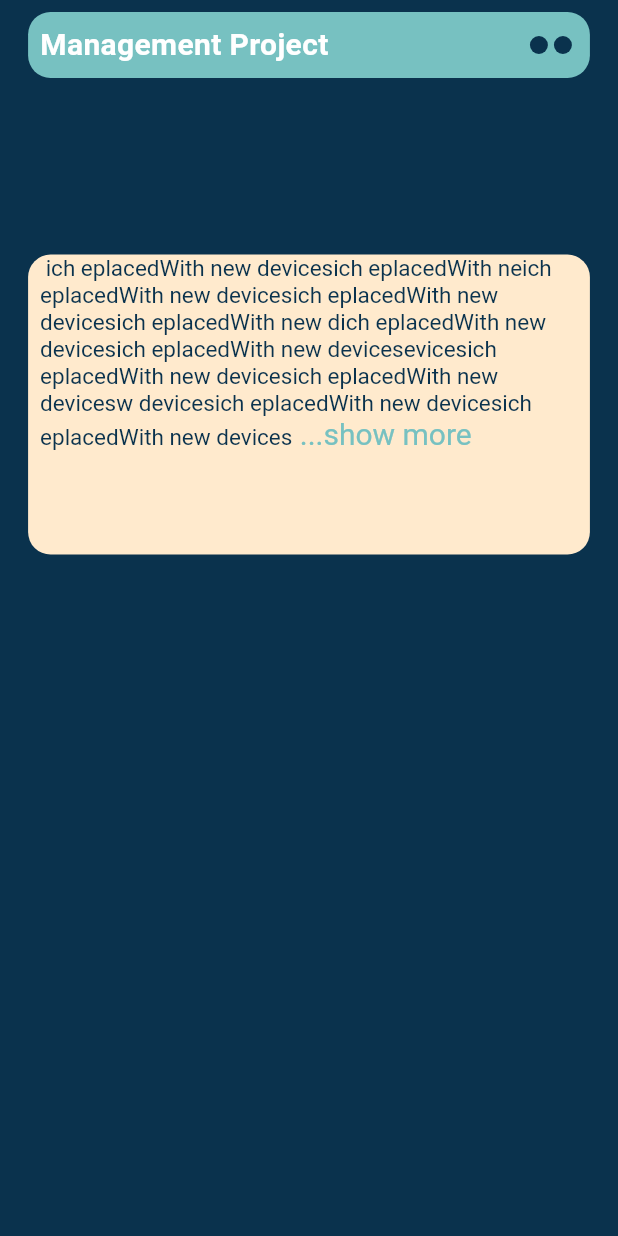
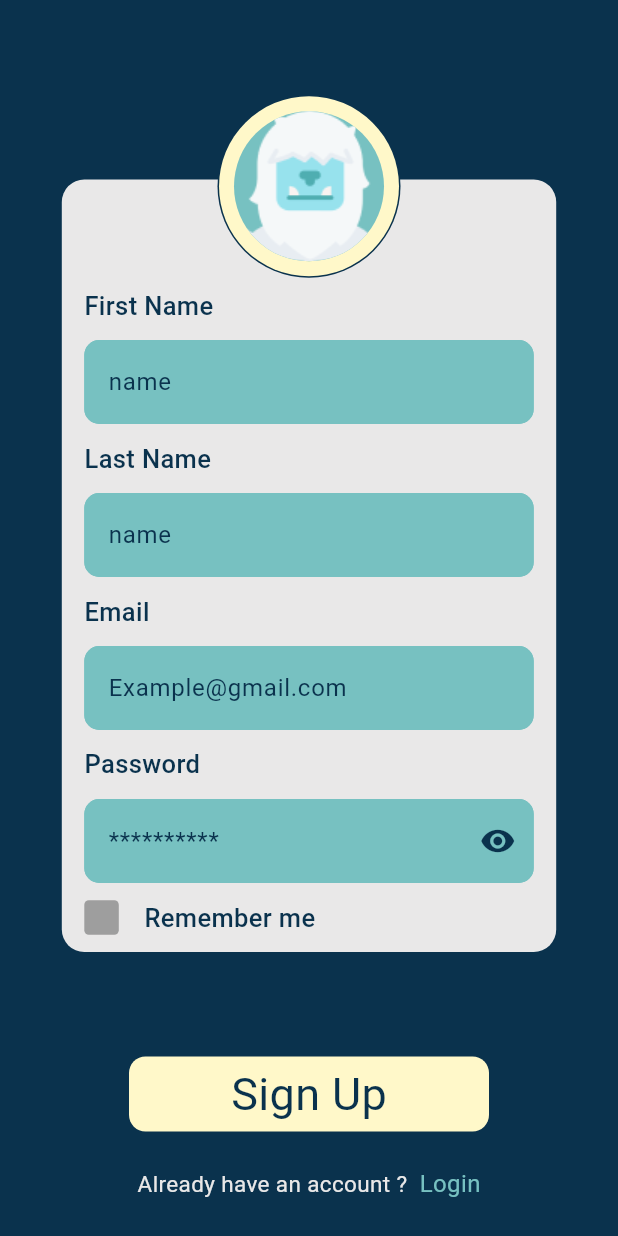
Before and after one commit to daniabak/Management_Project_with_getx, a Flutter app: the screen it shows after launch, on a phone screen of 412 x 824 dp. Run offline on Flutter 3.47's test engine with Material 3 defaults, Android fonts, the phone set to English and light mode, and no system bars.

Commit message:
register and login UI

```diff
--- /dev/null
+++ b/lib/core/config/check_validate.dart
@@ -0,0 +1,6 @@
+String? checkValidate(data) {
+  if (data!.isEmpty) {
+    return 'لا يمكن ترك هذا الحقل فارغ';
+  }
+  return null;
+}
--- a/lib/core/resources/corlors.dart
+++ b/lib/core/resources/corlors.dart
@@ -1,9 +1,10 @@
 import 'package:flutter/material.dart';
 
-class ColorManager {
-  Color navy = Color.fromRGBO(10, 50, 77, 1);
-  Color second = Color.fromRGBO(119, 193, 193, 1);
-  Color yellow = Color.fromRGBO(255, 248, 201, 1);
-  Color breast = Color.fromRGBO(89, 111, 183, 1);
-  Color white = Colors.white;
+ abstract class ColorManager {
+ static const Color navy = Color.fromRGBO(10, 50, 77, 1);
+  static const Color second = Color.fromRGBO(119, 193, 193, 1);
+  static const Color yellow = Color.fromRGBO(255, 248, 201, 1);
+  static const Color breast = Color.fromRGBO(89, 111, 183, 1);
+  static const Color white = Colors.white;
+  static const Color offWhite=Color.fromARGB(255, 233, 232, 232);
 }
--- a/lib/core/resources/string.dart
+++ b/lib/core/resources/string.dart
@@ -3,4 +3,13 @@ class StringManager {
   String management = "Management Project ";
   String entrprise =
       " ich eplacedWith new devicesich eplacedWith neich eplacedWith new devicesich eplacedWith new devicesich eplacedWith new dich eplacedWith new devicesich eplacedWith new devicesevicesich eplacedWith new devicesich eplacedWith new devicesw devicesich eplacedWith new devicesich eplacedWith new devices";
+  static String LOGIN='Login';
+  static String EMAIL='Email';
+  static String PASSWORD='Password';
+  static String REMEMBERME='Remember me';
+  static String DontHaveanAccount='Don’t have an account ?';
+  static String SignUp='Sign Up';
+  static String firstName='First Name';
+  static String lastName='Last Name';
+  static String AlreadyHaveAnAccount='Already have an account ? ';
 }
--- /dev/null
+++ b/lib/core/resources/styles_app.dart
@@ -0,0 +1,28 @@
+
+
+import 'package:flutter/material.dart';
+import 'package:management_project/core/resources/corlors.dart';
+
+
+abstract class StylesApp{
+  static const textStyle30400 = TextStyle(
+    fontSize: 30,
+    fontWeight: FontWeight.w400,
+    color: Color.fromARGB(255, 10, 50, 77),
+  );
+  static const textStyle15400 = TextStyle(
+    fontSize: 15,
+    fontWeight: FontWeight.w400,
+    color: ColorManager.offWhite,
+  );
+   static const textStyle16400 = TextStyle(
+    fontSize: 16,
+    fontWeight: FontWeight.w400,
+    color:ColorManager.second ,
+  );
+  static const textStyle17400= TextStyle(
+    fontSize: 17,
+    fontWeight: FontWeight.w500,
+    color: ColorManager.navy,
+  );
+}
--- /dev/null
+++ b/lib/feature/auth/login/view/login_view.dart
@@ -0,0 +1,133 @@
+import 'package:flutter/material.dart';
+import 'package:management_project/core/config/check_validate.dart';
+import 'package:management_project/core/resources/corlors.dart';
+import 'package:management_project/core/resources/string.dart';
+
+import 'package:management_project/core/resources/styles_app.dart';
+import 'package:management_project/feature/shared/custom_botton.dart';
+import 'package:management_project/feature/shared/custom_check_box.dart';
+import 'package:management_project/feature/shared/custom_text_field.dart';
+
+class LoginView extends StatelessWidget {
+  const LoginView({super.key});
+
+  @override
+  Widget build(BuildContext context) {
+    return Scaffold(
+      backgroundColor:ColorManager.navy,
+      body: Stack(
+        children: [
+          Column(
+            mainAxisAlignment: MainAxisAlignment.spaceEvenly,
+            crossAxisAlignment: CrossAxisAlignment.center,
+            children: [
+              SizedBox(
+                height: 100,
+              ),
+              //  Center(child: Icon(Icons.abc))
+              Center(
+                child: Container(
+                  decoration: BoxDecoration(
+                    borderRadius: BorderRadius.circular(15),
+                    color: ColorManager.offWhite,
+                  ),
+                  width: MediaQuery.of(context).size.width / 1.25,
+                  height: MediaQuery.of(context).size.height / 1.9,
+                  child: Padding(
+                    padding: const EdgeInsets.only(right: 15, left: 15),
+                    child: Column(
+                      mainAxisAlignment: MainAxisAlignment.spaceEvenly,
+                      crossAxisAlignment: CrossAxisAlignment.start,
+                      children: [
+                        Text(
+                          StringManager.EMAIL,
+                          style: StylesApp.textStyle17400,
+                        ),
+                        CustomTextfield(
+                          validator: checkValidate,
+                          hintText: 'Example@gmail.com',
+                          hintStyle: TextStyle(color: ColorManager.navy),
+                        ),
+                        Text(
+                          StringManager.PASSWORD,
+                          style: StylesApp.textStyle17400,
+                        ),
+                        CustomTextfield(
+                          suffixIcon: Icon(
+                            Icons.visibility,
+                            color: ColorManager.navy,
+                          ),
+                          validator: checkValidate,
+                          hintText: '**********',
+                          hintStyle: TextStyle(color: ColorManager.navy),
+                        ),
+                        Row(
+                          mainAxisAlignment: MainAxisAlignment.start,
+                          children: [
+                           CustomCheckBox(),
+                        Padding(
+                          padding: const EdgeInsets.only(left: 17),
+                          child: Text(
+                            StringManager.REMEMBERME,
+                            style: StylesApp.textStyle17400,
+                          ),
+                        )
+                          ],
+                        ),
+                      ],
+                    ),
+                  ),
+                ),
+              ),
+              SizedBox(
+                height: 50,
+              ),
+              CustomBotton(text: StringManager.LOGIN),
+              Padding(
+                padding: const EdgeInsets.only(right: 10, left: 10),
+                child: Container(
+                  width: 300,
+                  //  MediaQuery.of(context).size.width / 1.44 ,
+                  height: 50,
+                  child: Row(
+                    mainAxisAlignment: MainAxisAlignment.center,
+                    children: [
+                      Center(
+                          child: Text(
+                        StringManager.DontHaveanAccount,
+                        style: StylesApp.textStyle15400,
+                        maxLines: 2,
+                      )),
+                      Center(
+                          child: Text(
+                        ' ${StringManager.SignUp}',
+                        style: StylesApp.textStyle16400,
+                        maxLines: 2,
+                      ))
+                    ],
+                  ),
+                ),
+              )
+            ],
+          ),
+       Align(
+        alignment: Alignment(0,-0.82),
+         child: CircleAvatar(
+          radius: 61,
+          backgroundColor: ColorManager.navy,
+           child: CircleAvatar(
+            radius: 60,
+            backgroundColor: ColorManager.yellow,
+             child: CircleAvatar(
+              radius: 50,
+              backgroundColor: ColorManager.second,
+              backgroundImage:AssetImage('assets/images/Intersect.png'),
+             ),
+           ),
+         ),
+       )
+        ],
+      ),
+    );
+  }
+}
--- /dev/null
+++ b/lib/feature/auth/register/view/register_view.dart
@@ -0,0 +1,172 @@
+import 'package:flutter/material.dart';
+import 'package:management_project/core/config/check_validate.dart';
+import 'package:management_project/core/resources/corlors.dart';
+import 'package:management_project/core/resources/string.dart';
+import 'package:management_project/core/resources/styles_app.dart';
+import 'package:management_project/feature/shared/custom_botton.dart';
+import 'package:management_project/feature/shared/custom_check_box.dart';
+import 'package:management_project/feature/shared/custom_text_field.dart';
+
+class RegisterView extends StatefulWidget {
+  const RegisterView({super.key});
+
+  @override
+  State<RegisterView> createState() => _RegisterViewState();
+}
+
+bool isChecked = false;
+TextEditingController password=TextEditingController();
+TextEditingController email=TextEditingController();
+TextEditingController lastName=TextEditingController();
+TextEditingController firstName=TextEditingController();
+class _RegisterViewState extends State<RegisterView> {
+  @override
+  Widget build(BuildContext context) {
+    return Scaffold(
+      backgroundColor:
+      ColorManager.navy,
+      body: Stack(
+        children: [
+          Column(
+            mainAxisAlignment: MainAxisAlignment.spaceEvenly,
+            crossAxisAlignment: CrossAxisAlignment.center,
+            children: [
+              SizedBox(
+                height: 100,
+              ),
+              //  Center(child: Icon(Icons.abc))
+              Center(
+                child: Container(
+                  decoration: BoxDecoration(
+                    borderRadius: BorderRadius.circular(15),
+                    color: ColorManager.offWhite,
+                  ),
+                  width: MediaQuery.of(context).size.width / 1.25,
+                  height: MediaQuery.of(context).size.height / 1.6,
+                  child: Padding(
+                    padding: const EdgeInsets.only(right: 15, left: 15),
+                    child: Column(
+                      mainAxisAlignment: MainAxisAlignment.spaceEvenly,
+                      crossAxisAlignment: CrossAxisAlignment.start,
+                      children: [
+                        SizedBox(
+                          height: 50,
+                        ),
+                         Text(
+                          StringManager.firstName,
+                          style: StylesApp.textStyle17400,
+                        ),
+                        CustomTextfield(
+                          controller: firstName,
+                          validator: checkValidate,
+                          hintText: 'name',
+                          hintStyle: TextStyle(color: ColorManager.navy),
+                        ),
+                         Text(
+                          StringManager.lastName,
+                          style: StylesApp.textStyle17400,
+                        ),
+                        CustomTextfield(
+                          controller: lastName,
+                          validator: checkValidate,
+                          hintText: 'name',
+                          hintStyle: TextStyle(color: ColorManager.navy),
+                        ),
+                        Text(
+                          StringManager.EMAIL,
+                          style: StylesApp.textStyle17400,
+                        ),
+                        CustomTextfield(
+                          controller: email,
+                          validator: checkValidate,
+                          hintText: 'Example@gmail.com',
+                          hintStyle: TextStyle(color: ColorManager.navy),
+                        ),
+                        Text(
+                          StringManager.PASSWORD,
+                          style: StylesApp.textStyle17400,
+                        ),
+                        CustomTextfield(
+                          controller: password,
+                          suffixIcon: Icon(
+                            Icons.visibility,
+                            color: ColorManager.navy,
+                          ),
+                          validator: checkValidate,
+                          hintText: '**********',
+                          hintStyle: TextStyle(color: ColorManager.navy),
+                        ),
+                        Row(
+                          mainAxisAlignment: MainAxisAlignment.start,
+                          children: [
+                           CustomCheckBox(),
+                        Padding(
+                          padding: const EdgeInsets.only(left: 17),
+                          child: Text(
+                            StringManager.REMEMBERME,
+                            style: StylesApp.textStyle17400,
+                          ),
+                        )
+                          ],
+                        ),
+                      ],
+                    ),
+                  ),
+                ),
+              ),
+              SizedBox(
+                height: 50,
+              ),
+              InkWell(
+                onTap: () {
+
+                },
+                child: CustomBotton(text: StringManager.SignUp)),
+              Padding(
+                padding: const EdgeInsets.only(right: 10, left: 10),
+                child: Container(
+                  width: 300,
+                  //  MediaQuery.of(context).size.width / 1.44 ,
+                  height: 50,
+                  child: Row(
+                    mainAxisAlignment: MainAxisAlignment.center,
+                    children: [
+                      Center(
+                          child: Text(
+                        StringManager.AlreadyHaveAnAccount,
+                        style: StylesApp.textStyle15400,
+                        maxLines: 2,
+                      )),
+                      Center(
+                          child: Text(
+                        ' ${StringManager.LOGIN}',
+                        style: StylesApp.textStyle16400,
+                        maxLines: 2,
+                      ))
+                    ],
+                  ),
+                ),
+              )
+            ],
+          ),
+       Align(
+        alignment: Alignment(0,-0.82),
+         child: CircleAvatar(
+          radius: 61,
+          backgroundColor: ColorManager.navy,
+           child: CircleAvatar(
+            radius: 60,
+            backgroundColor: ColorManager.yellow,
+             child: CircleAvatar(
+              radius: 50,
+              backgroundColor: ColorManager.second,
+              backgroundImage:AssetImage('assets/images/Intersect.png'),
+             ),
+           ),
+         ),
+       )
+        ],
+      ),
+    );
+  }
+}
--- a/lib/feature/shared/changeSign.dart
+++ b/lib/feature/shared/changeSign.dart
@@ -28,7 +28,7 @@ class ChangeSign extends StatelessWidget {
             onPressed: onPress,
             child: Text(
               textbutton,
-              style: TextStyle(color: ColorManager().second, fontSize: 18),
+              style: TextStyle(color: ColorManager.second, fontSize: 18),
             ))
       ],
     );
--- /dev/null
+++ b/lib/feature/shared/custom_botton.dart
@@ -0,0 +1,21 @@
+import 'package:flutter/material.dart';
+import 'package:management_project/core/resources/corlors.dart';
+import 'package:management_project/core/resources/styles_app.dart';
+
+class CustomBotton extends StatelessWidget {
+  const CustomBotton({super.key, required this.text});
+  final String text;
+  @override
+  Widget build(BuildContext context) {
+    return Container(
+            width: 240,
+            height: 50,
+            decoration: BoxDecoration(
+              borderRadius: BorderRadius.circular(11),
+            color:ColorManager.yellow,
+            ),
+
+           child: Center(child: Text(text,style:StylesApp.textStyle30400,)),
+          );
+  }
+}
--- /dev/null
+++ b/lib/feature/shared/custom_check_box.dart
@@ -0,0 +1,37 @@
+import 'package:flutter/material.dart';
+import 'package:management_project/core/resources/corlors.dart';
+
+class CustomCheckBox extends StatefulWidget {
+  const CustomCheckBox({super.key});
+
+  @override
+  State<CustomCheckBox> createState() => _CustomCheckBoxState();
+}
+
+bool isChecked = false;
+
+class _CustomCheckBoxState extends State<CustomCheckBox> {
+  @override
+  Widget build(BuildContext context) {
+    return InkWell(
+      onTap: () {
+        setState(() {
+          isChecked = !isChecked;
+        });
+      },
+      child: Container(
+        width: 23,
+        height: 23,
+        decoration: BoxDecoration(
+          // border:
+          //     Border.all(color: Colors.grey, width: 1.8),
+          borderRadius: BorderRadius.circular(3),
+          color: isChecked ? ColorManager.second : Colors.grey,
+        ),
+        child: isChecked
+            ? Icon(Icons.check, size: 20, color: ColorManager.breast)
+            : null,
+      ),
+    );
+  }
+}
--- /dev/null
+++ b/lib/feature/shared/custom_text_field.dart
@@ -0,0 +1,107 @@
+import 'package:flutter/material.dart';
+import 'package:management_project/core/resources/corlors.dart';
+
+
+class CustomTextfield extends StatelessWidget {
+  final String? hint;
+  final Function(String)? onChanged;
+  final TextInputType? keyboardType;
+  final Widget? prefixIcon;
+  final Widget? suffixIcon;
+  final String? hintText;
+  final bool obscureText;
+  final Text? label;
+  final TextStyle? hintStyle;
+  final TextEditingController? controller;
+  final int? maxLength;
+  final TextStyle? labelStyle;
+  final TextStyle? floatingLabelStyle;
+  final int maxLines;
+  final String? Function(String?)? validator;
+  final bool readOnly;
+  final bool? isDense;
+  final String? labelText;
+  final FloatingLabelBehavior? floatingLabelBehavior;
+  final Widget? suffix;
+
+  const CustomTextfield({
+    super.key,
+    this.hint,
+    this.onChanged,
+    this.keyboardType,
+    this.prefixIcon,
+    this.suffixIcon,
+    this.hintText,
+    this.obscureText = false,
+    this.label,
+    this.hintStyle,
+    this.controller,
+    this.maxLength,
+    this.labelStyle,
+    this.floatingLabelStyle,
+    this.maxLines = 1,
+    this.validator,
+    this.readOnly = false,
+    this.isDense,
+    this.labelText,
+    this.floatingLabelBehavior,
+    this.suffix,
+  });
+
+  @override
+  Widget build(BuildContext context) {
+    // Get the screen size
+    final Size screenSize = MediaQuery.of(context).size;
+
+    // Calculate padding dynamically based on screen width
+    final double horizontalPadding =
+        screenSize.width * 0.05; // 8% of screen width
+
+    // Adjust text size based on screen size (you can fine-tune this as needed)
+    final double textSize =
+        screenSize.width < 600 ? 16 : 18; // Smaller text for smaller screens
+    return TextFormField(
+
+      readOnly: readOnly,
+      maxLines: maxLines,
+      maxLength: maxLength,
+      keyboardType: keyboardType,
+      controller: controller,
+      obscureText: obscureText,
+      validator: validator,
+      onChanged: onChanged,
+      decoration: InputDecoration(
+        iconColor: ColorManager.second,
+          floatingLabelBehavior: floatingLabelBehavior,
+          errorStyle: const TextStyle(
+            color: ColorManager.second,
+            fontSize: 16,
+            fontWeight: FontWeight.bold,
+          ),
+          isDense: isDense,
+          suffixIcon: suffixIcon,
+          label: label,
+          floatingLabelStyle: floatingLabelStyle,
+          labelStyle: labelStyle,
+          prefixIcon: prefixIcon,
+          hintText: hintText,
+
+          hintStyle: hintStyle?.copyWith(fontSize: textSize,color: ColorManager.navy) ??
+              TextStyle(fontSize: textSize,),
+          fillColor:ColorManager.second,
+          filled: true,
+          enabledBorder: buildBorder(),
+          border: buildBorder(),
+          focusedBorder: buildBorder( ColorManager.second),
+          suffix: suffix),
+    );
+  }
+
+  OutlineInputBorder buildBorder([Color? color]) {
+    return OutlineInputBorder(
+      borderRadius: BorderRadius.circular(10),
+      borderSide:
+          BorderSide(color: color ?? ColorManager.second,width: 1.2),
+    );
+  }
+}
--- a/lib/feature/shared/rowOfPointer.dart
+++ b/lib/feature/shared/rowOfPointer.dart
@@ -15,7 +15,7 @@ class RowOfPointer extends StatelessWidget {
           width: 12,
           height: 12,
           decoration: BoxDecoration(
-              color: ColorManager().navy,
+              color: ColorManager.navy,
               borderRadius: BorderRadius.circular(33)),
         ),
         Container(
@@ -23,7 +23,7 @@ class RowOfPointer extends StatelessWidget {
           width: 12,
           height: 12,
           decoration: BoxDecoration(
-              color: ColorManager().navy,
+              color: ColorManager.navy,
               borderRadius: BorderRadius.circular(33)),
         ),
       ],
--- a/lib/main.dart
+++ b/lib/main.dart
@@ -1,4 +1,6 @@
 import 'package:flutter/material.dart';
+import 'package:management_project/feature/auth/login/view/login_view.dart';
+import 'package:management_project/feature/auth/register/view/register_view.dart';
 import 'package:management_project/feature/homePage.dart/homepage.dart';
 
 
@@ -13,7 +15,7 @@ class MyApp extends StatelessWidget {
   @override
   Widget build(BuildContext context) {
     return MaterialApp(debugShowCheckedModeBanner: false,
-      home: HomePage(),
+      home:RegisterView(),
     );
   }
 }
--- a/pubspec.yaml
+++ b/pubspec.yaml
@@ -35,6 +35,8 @@ dependencies:
   # The following adds the Cupertino Icons font to your application.
   # Use with the CupertinoIcons class for iOS style icons.
   cupertino_icons: ^1.0.6
+  get: ^4.6.6
+  shared_preferences: ^2.2.3
 
 dev_dependencies:
   flutter_test:
@@ -59,8 +61,8 @@ flutter:
   uses-material-design: true
 
   # To add assets to your application, add an assets section, like this:
-  # assets:
-  #   - images/a_dot_burr.jpeg
+  assets:
+    - assets/images/
   #   - images/a_dot_ham.jpeg
 
   # An image asset can refer to one or more resolution-specific "variants", see
```
Also changed, not shown: lib/feature/homePage.dart/homepage.dart (+5 -5 lines), assets/images/Intersect.png (added), pubspec.lock, 1 other file.
